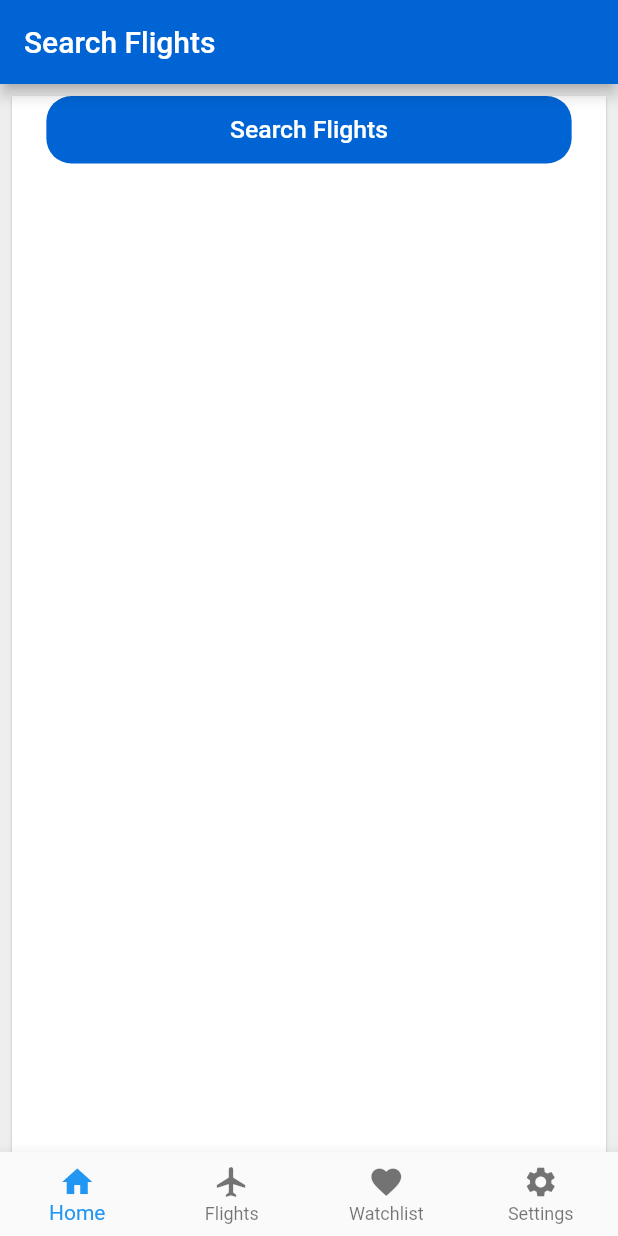
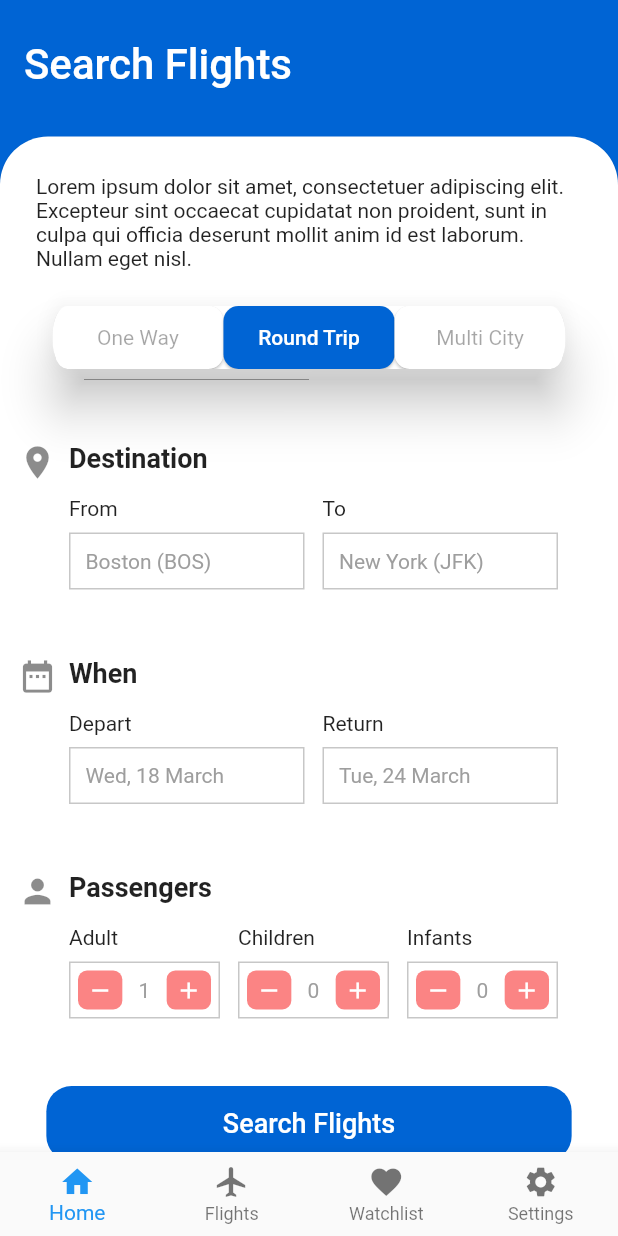
Before and after one commit to mzdm/virtual_traveller_flutter, a Flutter app: the screen it shows after launch, swiped to page 2, on a phone screen of 412 x 824 dp. Run offline on Flutter 3.47's test engine with Material 2 defaults, Android fonts, the phone set to English and light mode, and no system bars; our stand-ins replace bloc, equatable, settings_ui.

Commit message:
Search Flights Page styling

```diff
--- /dev/null
+++ b/lib/presentation/pages/flights_page/local_widgets/search_flights/input_row.dart
@@ -0,0 +1,212 @@
+import 'package:flutter/material.dart';
+import 'package:virtual_traveller_flutter/utils/theme_utils.dart';
+
+enum _Type { text, dateTime, counter }
+
+class InputRow extends StatelessWidget {
+  InputRow({
+    Key key,
+    this.icon,
+    @required this.label,
+    @required this.inputLabels,
+    @required this.inputHintTexts,
+  })  : type = _Type.text,
+        assert(label != null),
+        assert(inputLabels != null),
+        assert(inputHintTexts != null),
+        super(key: key);
+
+  InputRow.date({
+    Key key,
+    this.icon,
+    @required this.label,
+    @required this.inputLabels,
+    @required this.inputHintTexts,
+  })  : type = _Type.dateTime,
+        assert(label != null),
+        assert(inputLabels != null),
+        assert(inputHintTexts != null),
+        super(key: key);
+
+  InputRow.counter({
+    Key key,
+    this.icon,
+    @required this.label,
+    @required this.inputLabels,
+    @required this.inputHintTexts,
+  })  : type = _Type.counter,
+        assert(label != null),
+        assert(inputLabels != null),
+        assert(inputHintTexts != null),
+        super(key: key);
+
+  final _Type type;
+  final IconData icon;
+  final String label;
+  final List<String> inputLabels;
+  final List<String> inputHintTexts;
+
+  @override
+  Widget build(BuildContext context) {
+    return Row(
+      crossAxisAlignment: CrossAxisAlignment.start,
+      children: [
+        Icon(
+          icon,
+          color: Colors.black.withOpacity(0.45),
+          size: 26.0,
+        ),
+        SizedBox(width: 8.0),
+        Expanded(
+          child: Column(
+            crossAxisAlignment: CrossAxisAlignment.start,
+            children: [
+              Text(
+                label,
+                style: TextStyle(
+                  fontSize: 18.0,
+                  fontWeight: FontWeight.bold,
+                ),
+              ),
+              SizedBox(height: 15.0),
+              Row(
+                children: [
+                  Flexible(
+                    flex: 1,
+                    fit: FlexFit.tight,
+                    child: buildInputBox(
+                      context,
+                      isCounter: type == _Type.counter,
+                      inputLabel: inputLabels[0],
+                      inputHintText: inputHintTexts[0],
+                    ),
+                  ),
+                  SizedBox(width: 12.0),
+                  Flexible(
+                    flex: 1,
+                    fit: FlexFit.tight,
+                    child: buildInputBox(
+                      context,
+                      isCounter: type == _Type.counter,
+                      inputLabel: inputLabels[1],
+                      inputHintText: inputHintTexts[1],
+                    ),
+                  ),
+                  if (type == _Type.counter && inputLabels.length == 3) ...[
+                    SizedBox(width: 12.0),
+                    Flexible(
+                      flex: 1,
+                      fit: FlexFit.tight,
+                      child: buildInputBox(
+                        context,
+                        isCounter: true,
+                        inputLabel: inputLabels[2],
+                        inputHintText: inputHintTexts[2],
+                      ),
+                    ),
+                  ]
+                ],
+              ),
+            ],
+          ),
+        ),
+      ],
+    );
+  }
+
+  Widget buildInputBox(
+    BuildContext context, {
+    bool isCounter = false,
+    @required String inputLabel,
+    @required String inputHintText,
+  }) {
+    return Column(
+      crossAxisAlignment: CrossAxisAlignment.start,
+      children: [
+        Text(inputLabel),
+        SizedBox(height: 8.0),
+        Container(
+          width: double.infinity,
+          padding: !isCounter ? const EdgeInsets.all(10.0) : const EdgeInsets.all(5.0),
+          decoration: BoxDecoration(
+            border: Border.all(
+              color: Colors.grey[900].withOpacity(0.25),
+            ),
+          ),
+          child: !isCounter
+              ? Text(
+                  inputHintText,
+                  style: TextStyle(
+                    color: Colors.grey,
+                  ),
+                )
+              : Row(
+                  children: [
+                    Flexible(
+                      flex: 1,
+                      child: SizedBox(
+                        height: 26.0,
+                        child: RaisedButton(
+                          highlightElevation: 0.0,
+                          elevation: 0.0,
+                          padding: EdgeInsets.all(0.0),
+                          shape: RoundedRectangleBorder(
+                            borderRadius: BorderRadius.lerp(
+                              BorderRadius.circular(5.0),
+                              BorderRadius.circular(10.0),
+                              0.2,
+                            ),
+                          ),
+                          onPressed: () {},
+                          color: ColorUtils.secondaryDefaultColorLightOrange,
+                          child: Icon(
+                            Icons.remove,
+                            color: Colors.white,
+                            size: 18.0,
+                          ),
+                        ),
+                      ),
+                    ),
+                    Flexible(
+                      flex: 1,
+                      child: Center(
+                        child: Text(
+                          inputHintText,
+                          style: TextStyle(
+                            color: Colors.grey,
+                          ),
+                        ),
+                      ),
+                    ),
+                    Flexible(
+                      flex: 1,
+                      child: SizedBox(
+                        height: 26.0,
+                        child: RaisedButton(
+                          highlightElevation: 0.0,
+                          padding: EdgeInsets.all(0.0),
+                          elevation: 0.0,
+                          shape: RoundedRectangleBorder(
+                            borderRadius: BorderRadius.lerp(
+                              BorderRadius.circular(5.0),
+                              BorderRadius.circular(10.0),
+                              0.15,
+                            ),
+                          ),
+                          onPressed: () {},
+                          color: ColorUtils.secondaryDefaultColorLightOrange,
+                          child: Icon(
+                            Icons.add,
+                            color: Colors.white,
+                            size: 18.0,
+                          ),
+                        ),
+                      ),
+                    ),
+                  ],
+                ),
+        ),
+      ],
+    );
+  }
+}
--- /dev/null
+++ b/lib/presentation/pages/flights_page/local_widgets/search_flights/way_type_selection_card.dart
@@ -0,0 +1,44 @@
+import 'package:flutter/material.dart';
+
+class WayTypeSelectionCard extends StatelessWidget {
+  const WayTypeSelectionCard({
+    Key key,
+    @required this.label,
+    @required this.onTap,
+    @required this.isSelected,
+  })  : assert(label != null),
+        assert(isSelected != null),
+        super(key: key);
+
+  final String label;
+  final bool isSelected;
+  final VoidCallback onTap;
+
+  @override
+  Widget build(BuildContext context) {
+    return SizedBox(
+      height: double.infinity,
+      child: Card(
+        elevation: 0.85,
+        margin: EdgeInsets.fromLTRB(0.0, 0.0, 0.0, 0.0),
+        clipBehavior: Clip.antiAlias,
+        shape: RoundedRectangleBorder(
+          borderRadius: BorderRadius.all(Radius.elliptical(10.0, 10.0)),
+        ),
+        child: InkWell(
+          onTap: onTap,
+          child: Center(
+            child: Text(
+              label,
+              style: TextStyle(
+                color: isSelected ? Colors.white : Colors.black.withOpacity(0.35),
+                fontWeight: isSelected ? FontWeight.w500 : FontWeight.w400,
+              ),
+            ),
+          ),
+        ),
+        color: isSelected ? Theme.of(context).primaryColor : Colors.white,
+      ),
+    );
+  }
+}
--- a/lib/presentation/pages/flights_page/search_flights_page.dart
+++ b/lib/presentation/pages/flights_page/search_flights_page.dart
@@ -1,34 +1,172 @@
 import 'package:flutter/material.dart';
 
-class SearchFlightsPage extends StatelessWidget {
+import 'local_widgets/search_flights/input_row.dart';
+import 'local_widgets/search_flights/way_type_selection_card.dart';
+
+class SearchFlightsPage extends StatefulWidget {
+  @override
+  _SearchFlightsPageState createState() => _SearchFlightsPageState();
+}
+
+class _SearchFlightsPageState extends State<SearchFlightsPage> {
+  int _wayTypeCurrButtonSelectionIndex = 1;
+
   @override
   Widget build(BuildContext context) {
     return Scaffold(
       appBar: AppBar(
-        title: Text('Search Flights'),
+        toolbarHeight: 86.0,
+        title: Text(
+          'Search Flights',
+          style: TextStyle(fontSize: 28.0),
         ),
-      backgroundColor: Colors.grey[200],
+        elevation: 0.0,
+      ),
+      backgroundColor: Theme.of(context).primaryColor,
       body: SizedBox(
         width: MediaQuery.of(context).size.width,
         height: MediaQuery.of(context).size.height,
         child: Card(
-          margin: EdgeInsets.fromLTRB(8.0, 8.0, 8.0, 0.0),
+          margin: EdgeInsets.only(top: 5.0),
           shape: RoundedRectangleBorder(
-            borderRadius: BorderRadius.circular(0.0),
+            borderRadius: BorderRadius.vertical(top: Radius.circular(32.0)),
           ),
           color: Colors.white,
+          child: SingleChildScrollView(
             child: Column(
               children: [
-              SizedBox(
+                SizedBox(height: 25.0),
+                buildWayTypeSelectionText(),
+                SizedBox(height: 20.0),
+                buildWayTypeButtons(context),
+                SizedBox(height: 45.0),
+                buildInputRows(),
+                SizedBox(height: 45.0),
+                buildSearchButton(context),
+                SizedBox(height: 25.0),
+              ],
+            ),
+          ),
+        ),
+      ),
+    );
+  }
+
+  Padding buildInputRows() {
+    return Padding(
+      padding: const EdgeInsets.only(left: 12.0, right: 40.0),
+      child: Column(
+        children: [
+          InputRow(
+            icon: Icons.location_on,
+            label: 'Destination',
+            inputLabels: ['From', 'To'],
+            inputHintTexts: ['Boston (BOS)', 'New York (JFK)'],
+          ),
+          SizedBox(height: 45.0),
+          InputRow.date(
+            icon: Icons.date_range,
+            label: 'When',
+            inputLabels: ['Depart', 'Return'],
+            inputHintTexts: ['Wed, 18 March', 'Tue, 24 March'],
+          ),
+          SizedBox(height: 45.0),
+          InputRow.counter(
+            icon: Icons.person,
+            label: 'Passengers',
+            inputLabels: ['Adult', 'Children', 'Infants'],
+            inputHintTexts: ['1', '0', '0'],
+          ),
+        ],
+      ),
+    );
+  }
+
+  Padding buildWayTypeSelectionText() {
+    return Padding(
+      padding: const EdgeInsets.symmetric(horizontal: 24.0),
+      child: Text(
+        'Lorem ipsum dolor sit amet, consectetuer adipiscing elit. Excepteur sint occaecat cupidatat non proident, sunt in culpa qui officia deserunt mollit anim id est laborum. Nullam eget nisl.',
+      ),
+    );
+  }
+
+  SizedBox buildWayTypeButtons(BuildContext context) {
+    return SizedBox(
       width: MediaQuery.of(context).size.width * 0.85,
-                height: 45.0,
+      height: 50.0,
+      child: Card(
+        color: Colors.white,
+        elevation: 14.0,
+        clipBehavior: Clip.antiAlias,
+        shape: RoundedRectangleBorder(
+          borderRadius: BorderRadius.all(Radius.elliptical(10.0, 20.0)),
+        ),
+        child: Row(
+          children: [
+            Flexible(
+              flex: 1,
+              fit: FlexFit.tight,
+              child: WayTypeSelectionCard(
+                label: 'One Way',
+                isSelected: _wayTypeCurrButtonSelectionIndex == 0,
+                onTap: () {
+                  setState(() {
+                    // save unnecessary potential rebuilds
+                    if (_wayTypeCurrButtonSelectionIndex != 0) {
+                      _wayTypeCurrButtonSelectionIndex = 0;
+                    }
+                  });
+                },
+              ),
+            ),
+            Flexible(
+              flex: 1,
+              fit: FlexFit.tight,
+              child: WayTypeSelectionCard(
+                label: 'Round Trip',
+                isSelected: _wayTypeCurrButtonSelectionIndex == 1,
+                onTap: () {
+                  setState(() {
+                    if (_wayTypeCurrButtonSelectionIndex != 1) {
+                      _wayTypeCurrButtonSelectionIndex = 1;
+                    }
+                  });
+                },
+              ),
+            ),
+            Flexible(
+              flex: 1,
+              fit: FlexFit.tight,
+              child: WayTypeSelectionCard(
+                label: 'Multi City',
+                isSelected: _wayTypeCurrButtonSelectionIndex == 2,
+                onTap: () {
+                  setState(() {
+                    if (_wayTypeCurrButtonSelectionIndex != 2) {
+                      _wayTypeCurrButtonSelectionIndex = 2;
+                    }
+                  });
+                },
+              ),
+            ),
+          ],
+        ),
+      ),
+    );
+  }
+
+  Widget buildSearchButton(BuildContext context) {
+    return SizedBox(
+      width: MediaQuery.of(context).size.width * 0.85,
+      height: 50.0,
       child: RaisedButton(
         onPressed: () {},
         child: Text(
           'Search Flights',
           style: TextStyle(
             color: Colors.white,
-                      fontSize: 16.5,
+            fontSize: 18.0,
             fontWeight: FontWeight.w500,
           ),
         ),
@@ -42,11 +180,6 @@ class SearchFlightsPage extends StatelessWidget {
           ),
         ),
       ),
-              ),
-            ],
-          ),
-        ),
-      ),
     );
   }
 }
```
Lines whose indentation alone changed are shown as unchanged.
